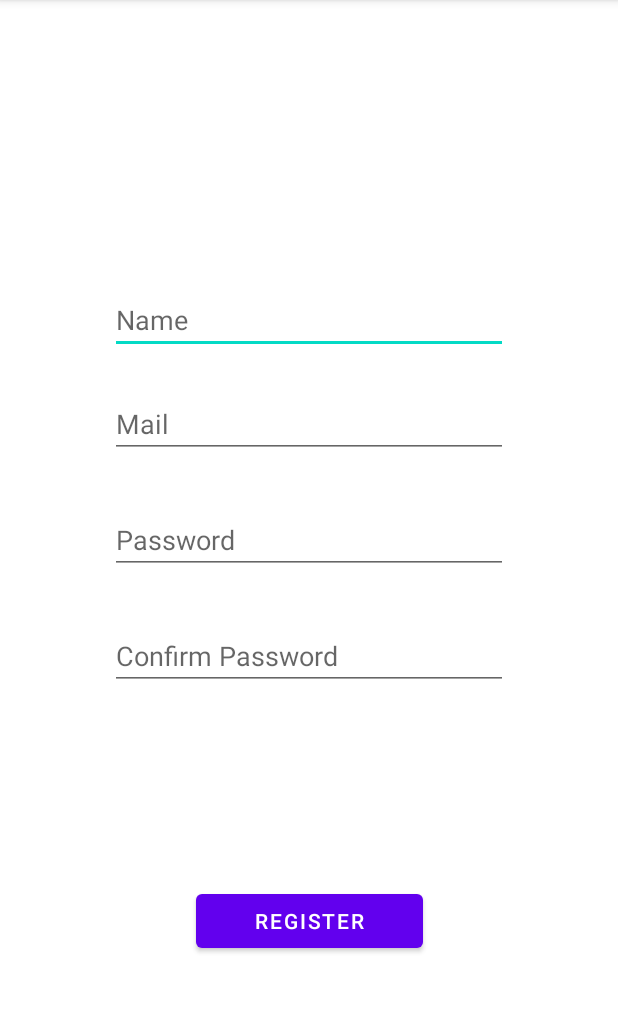
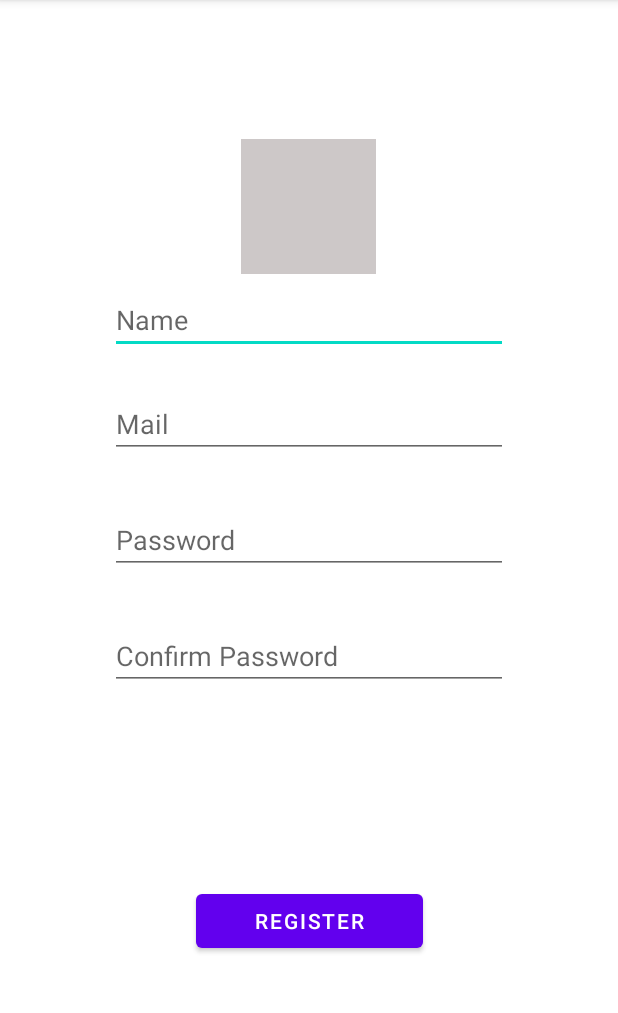
Before and after one commit to IrisLi0912/ForumTopic, an Android app: the RegisterActivity screen opened directly, with no data from a screen before it, on a phone screen of 412 x 824 dp, the part 84-1097 px from its top. Run offline under Robolectric (Android 15) with nearby library versions, the phone set to English and light mode, and no system bars; our stand-ins replace Firebase (no records; nobody signed in at launch, a user with empty details on screens opened directly).

Commit message:
userprofile background /Iris

```diff
--- a/app/src/main/res/layout/activity_login.xml
+++ b/app/src/main/res/layout/activity_login.xml
@@ -12,11 +12,10 @@
         android:layout_width="90dp"
         android:layout_height="90dp"
         android:layout_marginStart="8dp"
-        android:layout_marginLeft="8dp"
         android:layout_marginTop="8dp"
         android:layout_marginEnd="8dp"
-        android:layout_marginRight="8dp"
         android:layout_marginBottom="8dp"
+        android:background="#CFCDCD"
         app:layout_constraintBottom_toTopOf="@+id/login_mail"
         app:layout_constraintEnd_toEndOf="parent"
         app:layout_constraintStart_toStartOf="parent"
--- a/app/src/main/res/layout/activity_register.xml
+++ b/app/src/main/res/layout/activity_register.xml
@@ -4,8 +4,8 @@
     xmlns:tools="http://schemas.android.com/tools"
     android:layout_width="match_parent"
     android:layout_height="match_parent"
-    tools:context=".RegisterActivity"
-    android:background="#ffffff">
+    android:background="#fff"
+    tools:context=".RegisterActivity">
 
 
     <ImageView
@@ -16,6 +16,7 @@
         android:layout_marginTop="8dp"
         android:layout_marginEnd="8dp"
         android:layout_marginBottom="8dp"
+        android:background="#CDC8C8"
         app:layout_constraintBottom_toTopOf="@+id/regName"
         app:layout_constraintEnd_toEndOf="parent"
         app:layout_constraintHorizontal_bias="0.498"
@@ -86,12 +87,12 @@
         android:id="@+id/regBtn"
         android:layout_width="151dp"
         android:layout_height="wrap_content"
+        android:layout_marginStart="8dp"
+        android:layout_marginLeft="8dp"
+        android:layout_marginTop="8dp"
+        android:layout_marginEnd="8dp"
+        android:layout_marginRight="8dp"
         android:layout_marginBottom="8dp"
-        android:layout_marginEnd="8dp"
-        android:layout_marginLeft="8dp"
-        android:layout_marginRight="8dp"
-        android:layout_marginStart="8dp"
-        android:layout_marginTop="8dp"
         android:text="Register"
         android:textColor="#ffffff"
         app:layout_constraintBottom_toBottomOf="parent"
```
